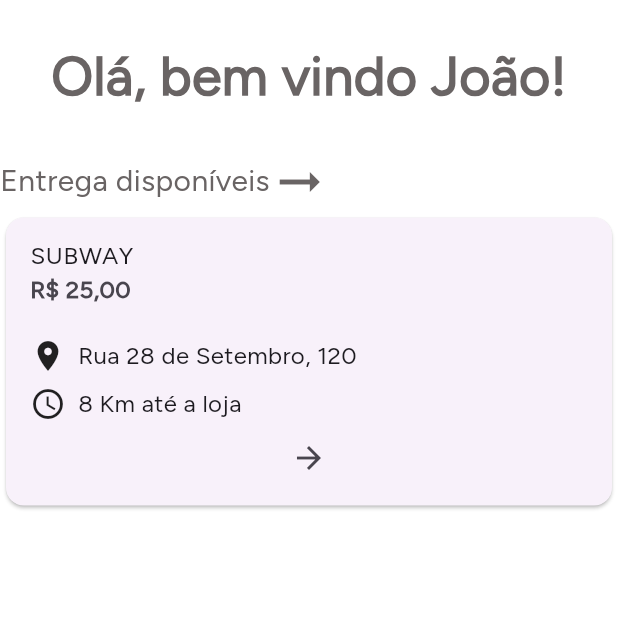
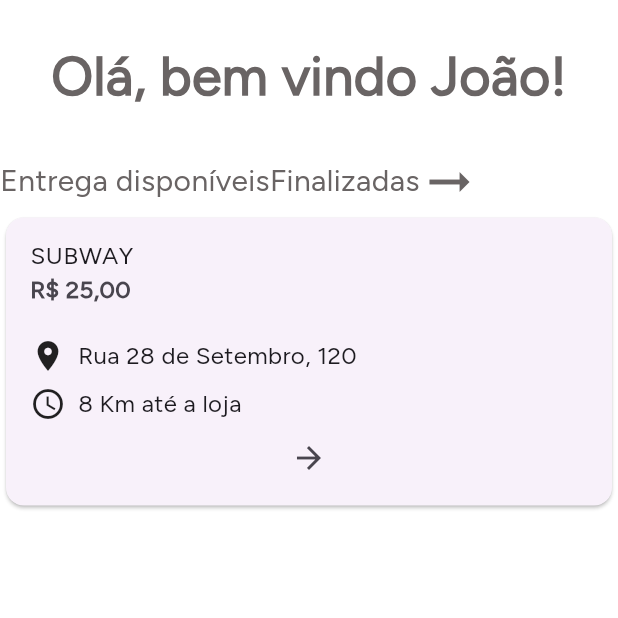
Before and after one commit to Matheusdeicke/aplicativo-entregasdev, a Flutter app: the HomePage screen opened by its route, on a phone screen of 412 x 824 dp, the top half of it. Run offline on Flutter 3.47's test engine with Material 3 defaults, Android fonts, the phone set to English and light mode, and no system bars; our stand-ins replace flutter_modular, sqflite; accounts and stored records are empty.

Commit message:
refactor: ajustando home page

```diff
--- a/entrega_dev/lib/core/home/home_page.dart
+++ b/entrega_dev/lib/core/home/home_page.dart
@@ -33,6 +33,14 @@
             children: [
               Text(
                 'Entrega disponíveis',
+                style: TextStyle(
+                  color: const Color.fromARGB(255, 105, 100, 100),
+                  fontFamily: 'Figtree',
+                  fontSize: 20,
+                ),
+              ),
+              Text(
+                'Finalizadas',
                 style: TextStyle(
                   color: const Color.fromARGB(255, 105, 100, 100),
                   fontFamily: 'Figtree',
@@ -85,8 +93,7 @@
                         ],
                       ),
                       SizedBox(height: 8.0),
-                      Expanded(
-                        child: Row(
+                        Row(
                           children: [
                             Icon(Icons.access_time),
                             SizedBox(width: 8.0),
@@ -99,7 +106,6 @@
                             ),
                           ],
                         ),
-                      ),
                       IconButton(
                         icon: Icon(Icons.arrow_forward),
                         onPressed: () {},
--- a/entrega_dev/lib/theme/colors.dart
+++ b/entrega_dev/lib/theme/colors.dart
@@ -2,7 +2,7 @@
 import 'package:flutter/widgets.dart';
 
 class AppColors {
-  static const Color preto = Color(0x0E0F10);
-  static const Color cinza = Color(0x76777E);
+  static const Color preto = Color(0x000e0f10);
+  static const Color cinza = Color(0x0076777e);
   static const Color branco = Color(0xFFFFFFFF);
 }
--- /dev/null
+++ b/entrega_dev/lib/widgets/cards_home.dart
@@ -0,0 +1 @@
+// Aqui eu vou colocar os cards que aparecem na home, de forma componentizada
```
